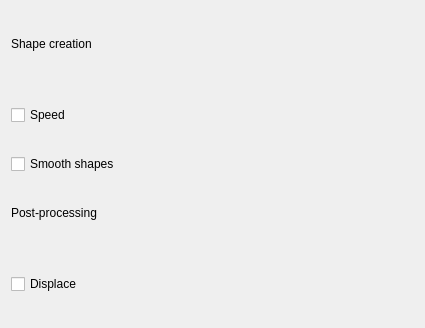
This is krita/plugins/paintops/experiment/wdgexperimentoptions.ui in KDE/krita as Qt 5 draws it before an edit. The edited form follows.
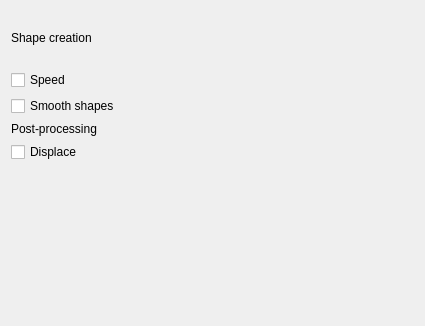
This is the edited form. Custom widgets are drawn as their Qt base class.

Commit message: Changed the UI which contains labels and textfields into QFormLayout to set alignment issues

```diff
--- a/krita/plugins/paintops/experiment/wdgexperimentoptions.ui
+++ b/krita/plugins/paintops/experiment/wdgexperimentoptions.ui
@@ -7,7 +7,7 @@
     <x>0</x>
     <y>0</y>
     <width>425</width>
-    <height>328</height>
+    <height>326</height>
    </rect>
   </property>
   <property name="sizePolicy">
@@ -22,15 +22,17 @@
     <height>290</height>
    </size>
   </property>
-  <layout class="QGridLayout" name="gridLayout_2">
-   <item row="0" column="0">
+  <layout class="QVBoxLayout" name="verticalLayout">
+   <item>
+    <layout class="QHBoxLayout" name="horizontalLayout">
+     <item>
     <widget class="QLabel" name="label_2">
      <property name="text">
       <string>Shape creation</string>
      </property>
     </widget>
    </item>
-   <item row="0" column="1">
+     <item>
     <spacer name="horizontalSpacer_2">
      <property name="orientation">
       <enum>Qt::Horizontal</enum>
@@ -43,7 +45,9 @@
      </property>
     </spacer>
    </item>
-   <item row="1" column="0" colspan="2">
+    </layout>
+   </item>
+   <item>
     <layout class="QHBoxLayout" name="speedLayout" stretch="0,1">
      <item>
       <widget class="QCheckBox" name="speedCHBox">
@@ -63,21 +67,21 @@
      </item>
     </layout>
    </item>
-   <item row="2" column="0">
+   <item>
     <widget class="QCheckBox" name="smoothCHBox">
      <property name="text">
       <string>Smooth shapes</string>
      </property>
     </widget>
    </item>
-   <item row="3" column="0" colspan="2">
+   <item>
     <widget class="QLabel" name="label_3">
      <property name="text">
       <string>Post-processing</string>
      </property>
     </widget>
    </item>
-   <item row="4" column="0" colspan="2">
+   <item>
     <layout class="QHBoxLayout" name="displaceLayout" stretch="0,1">
      <item>
       <widget class="QCheckBox" name="displaceCHBox">
@@ -91,6 +95,19 @@
      </item>
     </layout>
    </item>
+   <item>
+    <spacer name="verticalSpacer">
+     <property name="orientation">
+      <enum>Qt::Vertical</enum>
+     </property>
+     <property name="sizeHint" stdset="0">
+      <size>
+       <width>20</width>
+       <height>150</height>
+      </size>
+     </property>
+    </spacer>
+   </item>
   </layout>
  </widget>
  <customwidgets>
```
Lines whose indentation alone changed are shown as unchanged. The commit also changes 91 other files.
